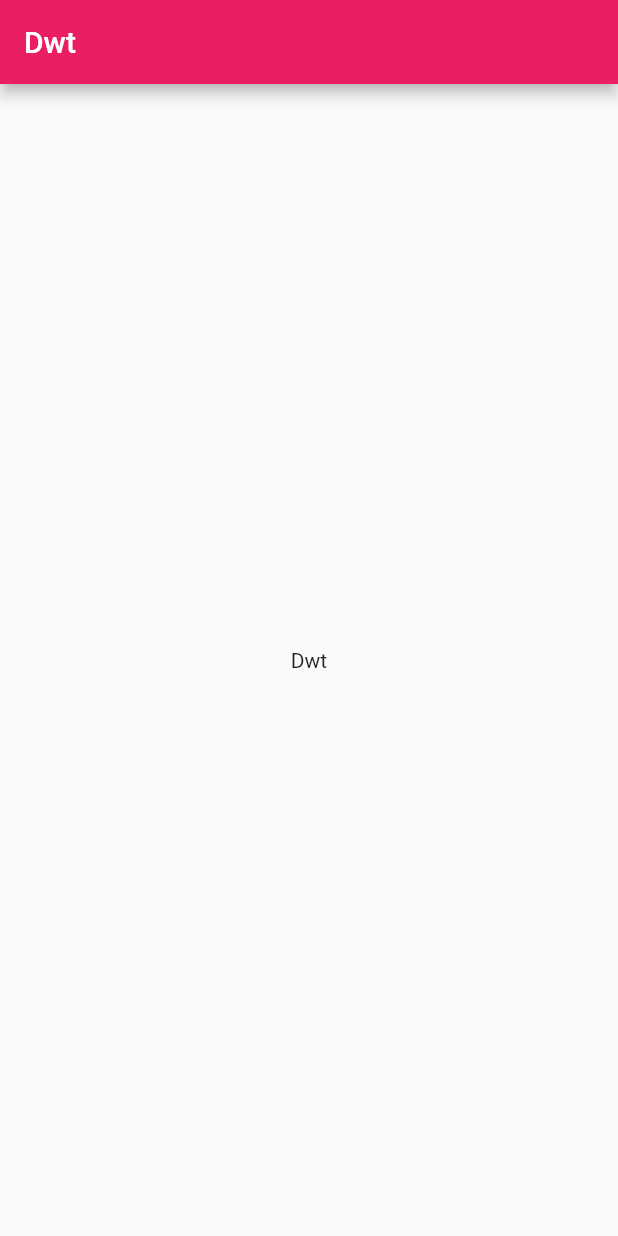
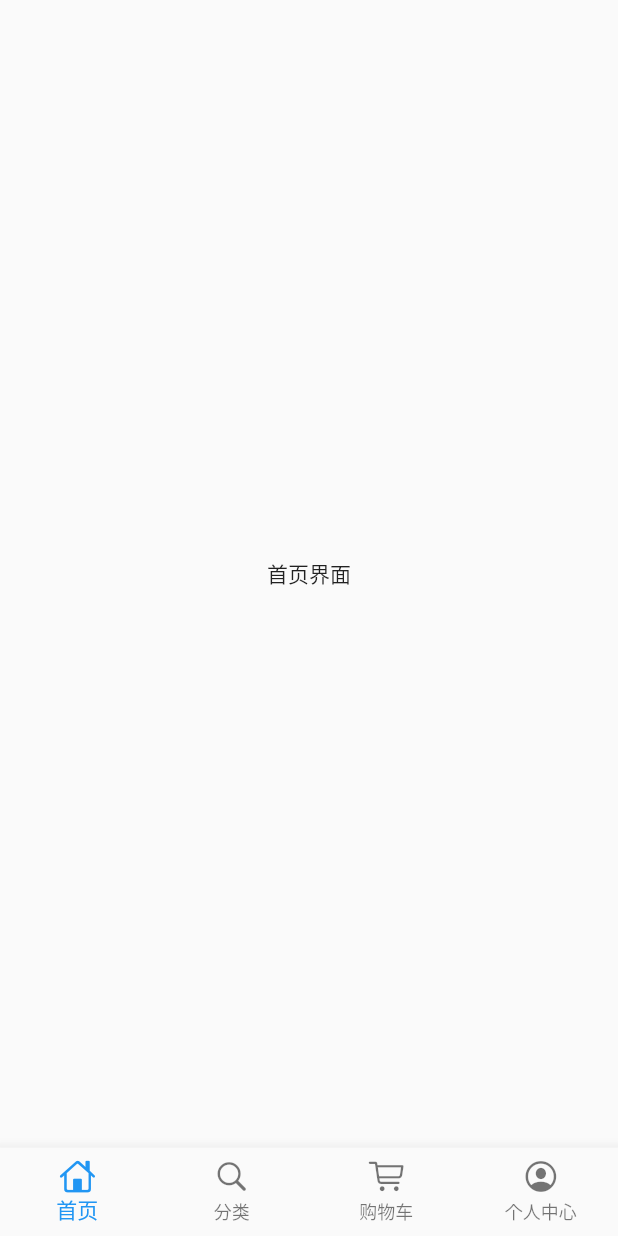
Before and after one commit to WTGrim/Flutter_shop, a Flutter app: the screen it shows after launch, on a phone screen of 412 x 824 dp. Run offline on Flutter 3.47's test engine with Material 2 defaults, Android fonts, the phone set to English and light mode, and no system bars.

Commit message:
[Update]四个页面架子

```diff
--- /dev/null
+++ b/flutter_shop/lib/pages/home_page.dart
@@ -0,0 +1,18 @@
+/*
+ * @Description: In User Settings Edit
+ * @Author: Dwt
+ * @Date: 2019-09-07 10:10:06
+ * @LastEditTime: 2019-09-07 10:13:44
+ * @LastEditors: Please set LastEditors
+ */
+
+import 'package:flutter/material.dart';
+
+class HomePage extends StatelessWidget {
+  @override
+  Widget build(BuildContext context) {
+    return Scaffold(
+      body: Center(child: Text('首页界面')),
+    );
+  }
+}
--- a/flutter_shop/lib/pages/index_page.dart
+++ b/flutter_shop/lib/pages/index_page.dart
@@ -2,20 +2,78 @@
  * @Description: 首页
  * @Author: Dwt
  * @Date: 2019-09-07 09:34:53
- * @LastEditTime: 2019-09-07 09:35:02
+ * @LastEditTime: 2019-09-07 10:47:01
  * @LastEditors: Please set LastEditors
  */
 
+import 'package:flutter/cupertino.dart';
 import 'package:flutter/material.dart';
+import 'home_page.dart';
+import 'category_page.dart';
+import 'cart_page.dart';
+import 'profile_page.dart';
 
-class IndexPage extends StatelessWidget {
+class IndexPage extends StatefulWidget {
+  @override
+  _IndexPageState createState() => _IndexPageState();
+}
+
+class _IndexPageState extends State<IndexPage> {
+
+  final List<BottomNavigationBarItem> bottomTabs = [
+    BottomNavigationBarItem(
+      icon: Icon(CupertinoIcons.home),
+      title: Text("首页")
+    ),
+    BottomNavigationBarItem(
+      icon: Icon(CupertinoIcons.search),
+      title: Text("分类")
+    ),
+    BottomNavigationBarItem(
+      icon: Icon(CupertinoIcons.shopping_cart),
+      title: Text("购物车")
+    ),
+    BottomNavigationBarItem(
+      icon: Icon(CupertinoIcons.profile_circled),
+      title: Text("个人中心")
+    ),
+
+  ];
+
+  //四个页面
+  final List tabBodies = [
+    HomePage(),
+    CategoryPage(),
+    ShopCartPage(),
+    ProfilePage(),
+  ];
+
+  int currentIndex = 0;
+  var currentPage;
+
+  @override
+  void initState() {
+    // TODO: implement initState
+    currentPage = tabBodies[currentIndex];
+    super.initState();
+  }
+
   @override
   Widget build(BuildContext context) {
     return Scaffold(
-      appBar: AppBar(title: Text("Dwt")),
-      body: Center(
-        child: Text("Dwt"),
+      backgroundColor: Color.fromRGBO(245, 245, 245, 1.0),
+      bottomNavigationBar: BottomNavigationBar(
+        type: BottomNavigationBarType.fixed,
+        currentIndex: currentIndex,
+        items: bottomTabs,
+        onTap: (index){
+          setState(() {
+            currentIndex = index;
+            currentPage = tabBodies[currentIndex];
+          });
+        },
       ),
+      body: currentPage,
     );
   }
 }
--- a/flutter_shop/pubspec.yaml
+++ b/flutter_shop/pubspec.yaml
@@ -23,6 +23,7 @@ dependencies:
   # The following adds the Cupertino Icons font to your application.
   # Use with the CupertinoIcons class for iOS style icons.
   cupertino_icons: ^0.1.2
+  dio: ^2.0.9
 
 dev_dependencies:
   flutter_test:
```
Also changed, not shown: flutter_shop/lib/pages/cart_page.dart (added, +18 -0 lines), flutter_shop/lib/pages/category_page.dart (added, +18 -0 lines), flutter_shop/lib/pages/profile_page.dart (added, +18 -0 lines).
